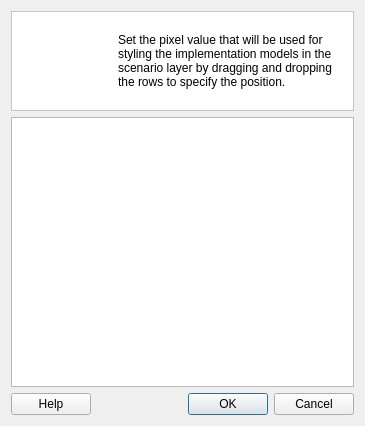
Qt form src/cplus_plugin/ui/style_pixel_dialog.ui (ConservationInternational/cplus-plugin) before a commit.
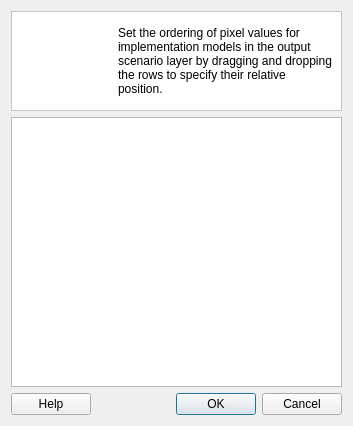
The same form after that commit.

Commit message: Refactor implementation of style pixel values.

The edit to the form file:
```diff
--- a/src/cplus_plugin/ui/style_pixel_dialog.ui
+++ b/src/cplus_plugin/ui/style_pixel_dialog.ui
@@ -6,7 +6,7 @@
    <rect>
     <x>0</x>
     <y>0</y>
-    <width>365</width>
+    <width>353</width>
     <height>426</height>
    </rect>
   </property>
@@ -66,7 +66,7 @@
       <item>
        <widget class="QLabel" name="label_123">
         <property name="text">
-         <string>&lt;html&gt;&lt;head/&gt;&lt;body&gt;&lt;p&gt;Set the pixel value that will be used for styling the implementation models in the scenario layer by dragging and dropping the rows to specify the position.&lt;/p&gt;&lt;/body&gt;&lt;/html&gt;</string>
+         <string>&lt;html&gt;&lt;head/&gt;&lt;body&gt;&lt;p&gt;Set the ordering of pixel values for implementation models in the output scenario layer by dragging and dropping the rows to specify their relative position.&lt;/p&gt;&lt;/body&gt;&lt;/html&gt;</string>
         </property>
         <property name="wordWrap">
          <bool>true</bool>
@@ -119,6 +119,9 @@
      <attribute name="horizontalHeaderVisible">
       <bool>false</bool>
      </attribute>
+     <attribute name="verticalHeaderVisible">
+      <bool>false</bool>
+     </attribute>
     </widget>
    </item>
   </layout>
```
Left out of the diff: 2 changed lines with no effect on the pictures. The commit also changes 3 other files.
